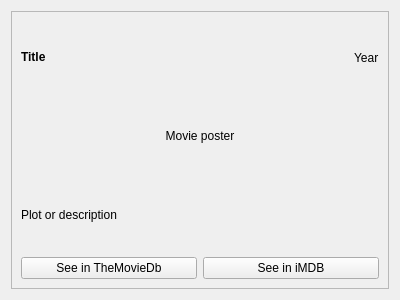
Old version of the form moviedetailswidget.ui in the repository esdrasbeleza/BlzMovies.
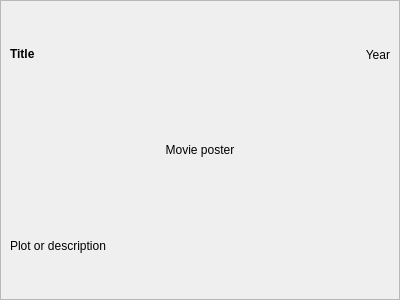
New version of the form.

The edit to the form file:
```diff
--- a/moviedetailswidget.ui
+++ b/moviedetailswidget.ui
@@ -17,8 +17,17 @@
    <property name="sizeConstraint">
     <enum>QLayout::SetDefaultConstraint</enum>
    </property>
+   <property name="margin">
+    <number>0</number>
+   </property>
    <item>
     <widget class="QScrollArea" name="scrollArea">
+     <property name="sizePolicy">
+      <sizepolicy hsizetype="Preferred" vsizetype="Expanding">
+       <horstretch>0</horstretch>
+       <verstretch>0</verstretch>
+      </sizepolicy>
+     </property>
      <property name="widgetResizable">
       <bool>true</bool>
      </property>
@@ -30,8 +39,8 @@
        <rect>
         <x>0</x>
         <y>0</y>
-        <width>374</width>
-        <height>274</height>
+        <width>398</width>
+        <height>298</height>
        </rect>
       </property>
       <layout class="QVBoxLayout" name="verticalLayout_3">
@@ -40,7 +49,7 @@
          <item>
           <widget class="QLabel" name="title">
            <property name="sizePolicy">
-            <sizepolicy hsizetype="MinimumExpanding" vsizetype="Maximum">
+            <sizepolicy hsizetype="Preferred" vsizetype="Maximum">
              <horstretch>0</horstretch>
              <verstretch>0</verstretch>
             </sizepolicy>
@@ -54,6 +63,9 @@
            <property name="text">
             <string>Title</string>
            </property>
+           <property name="wordWrap">
+            <bool>true</bool>
+           </property>
           </widget>
          </item>
          <item>
@@ -67,6 +79,9 @@
            <property name="text">
             <string>Year</string>
            </property>
+           <property name="alignment">
+            <set>Qt::AlignRight|Qt::AlignTrailing|Qt::AlignVCenter</set>
+           </property>
           </widget>
          </item>
         </layout>
@@ -92,26 +107,11 @@
          <property name="text">
           <string>Plot or description</string>
          </property>
+         <property name="wordWrap">
+          <bool>true</bool>
+         </property>
         </widget>
        </item>
-       <item>
-        <layout class="QHBoxLayout" name="horizontalLayout_2">
-         <item>
-          <widget class="QPushButton" name="pushButton">
-           <property name="text">
-            <string>See in TheMovieDb</string>
-           </property>
-          </widget>
-         </item>
-         <item>
-          <widget class="QPushButton" name="pushButton_2">
-           <property name="text">
-            <string>See in iMDB</string>
-           </property>
-          </widget>
-         </item>
-        </layout>
-       </item>
       </layout>
      </widget>
     </widget>
```
